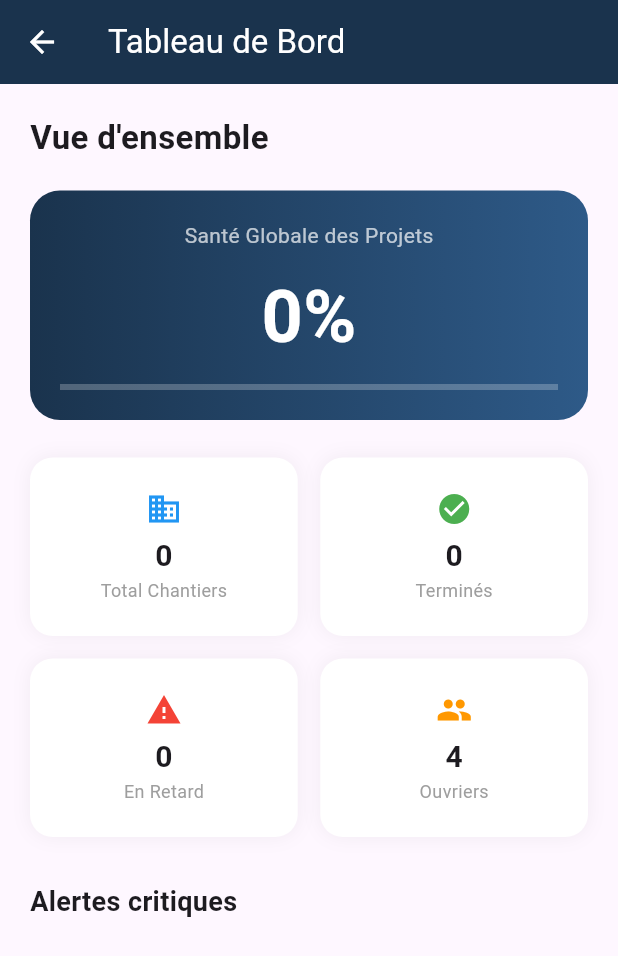
After one commit to Kevin-Razafison/ArkChantier, a Flutter app: the StatsScreen screen opened directly, on a phone screen of 412 x 824 dp. The commit adds this screen. Shown: the top 956 px of the screen. Run offline on Flutter 3.47's test engine with Material 3 defaults, Android fonts, the phone set to English and light mode, and no system bars; our stand-ins replace image_picker; network calls fail.

Commit message:
feat: ajout du tableau de bord avec statistiques en temps réel

```diff
--- a/lib/main.dart
+++ b/lib/main.dart
@@ -4,6 +4,7 @@ import 'widgets/sidebar_drawer.dart';
 import 'screens/dashboard_view.dart';
 import 'screens/chantiers_screen.dart';
 import 'screens/ouvriers_screen.dart';
+import 'screens/stats_screen.dart';
 
 void main() => runApp(const ChantierApp());
 
@@ -48,6 +49,7 @@ class _MainShellState extends State<MainShell> {
       DashboardView(user: currentUser),
       const ChantiersScreen(),
       const OuvriersScreen(),
+      const StatsScreen(),
       const Center(child: Text("Stocks Matériel")),
       const Center(child: Text("Paramètres")),
     ];
--- /dev/null
+++ b/lib/screens/stats_screen.dart
@@ -0,0 +1,117 @@
+import 'package:flutter/material.dart';
+import '../data/mock_data.dart';
+import '../models/chantier_model.dart';
+
+class StatsScreen extends StatelessWidget {
+  const StatsScreen({super.key});
+
+  @override
+  Widget build(BuildContext context) {
+    // CALCUL DES DONNÉES
+    int totalChantiers = chantiersInitiaux.length;
+    int chantiersTermines = chantiersInitiaux.where((c) => c.statut == StatutChantier.termine).length;
+    int chantiersEnRetard = chantiersInitiaux.where((c) => c.statut == StatutChantier.enRetard).length;
+
+    // Calcul de la progression moyenne
+    double moyenneProgression = chantiersInitiaux.isEmpty
+        ? 0
+        : chantiersInitiaux.map((c) => c.progression).reduce((a, b) => a + b) / totalChantiers;
+
+    return Scaffold(
+      appBar: AppBar(
+        title: const Text("Tableau de Bord"),
+        backgroundColor: const Color(0xFF1A334D),
+        foregroundColor: Colors.white,
+      ),
+      body: SingleChildScrollView(
+        padding: const EdgeInsets.all(20),
+        child: Column(
+          crossAxisAlignment: CrossAxisAlignment.start,
+          children: [
+            const Text("Vue d'ensemble", style: TextStyle(fontSize: 22, fontWeight: FontWeight.bold)),
+            const SizedBox(height: 20),
+
+            // --- GRANDE CARTE DE PROGRESSION ---
+            Container(
+              width: double.infinity,
+              padding: const EdgeInsets.all(20),
+              decoration: BoxDecoration(
+                gradient: const LinearGradient(colors: [Color(0xFF1A334D), Color(0xFF2E5A88)]),
+                borderRadius: BorderRadius.circular(20),
+              ),
+              child: Column(
+                children: [
+                  const Text("Santé Globale des Projets", style: TextStyle(color: Colors.white70)),
+                  const SizedBox(height: 10),
+                  Text("${(moyenneProgression * 100).toInt()}%",
+                       style: const TextStyle(color: Colors.white, fontSize: 48, fontWeight: FontWeight.bold)),
+                  const SizedBox(height: 10),
+                  LinearProgressIndicator(
+                    value: moyenneProgression,
+                    backgroundColor: Colors.white24,
+                    color: Colors.greenAccent,
+                  ),
+                ],
+              ),
+            ),
+
+            const SizedBox(height: 25),
+
+            // --- GRILLE DE PETITES CARTES ---
+            GridView.count(
+              shrinkWrap: true,
+              physics: const NeverScrollableScrollPhysics(),
+              crossAxisCount: 2,
+              crossAxisSpacing: 15,
+              mainAxisSpacing: 15,
+              childAspectRatio: 1.5,
+              children: [
+                _statCard("Total Chantiers", "$totalChantiers", Icons.business, Colors.blue),
+                _statCard("Terminés", "$chantiersTermines", Icons.check_circle, Colors.green),
+                _statCard("En Retard", "$chantiersEnRetard", Icons.warning, Colors.red),
+                _statCard("Ouvriers", "${globalOuvriers.length}", Icons.people, Colors.orange),
+              ],
+            ),
+
+            const SizedBox(height: 30),
+            const Text("Alertes critiques", style: TextStyle(fontSize: 18, fontWeight: FontWeight.bold)),
+            const SizedBox(height: 10),
+
+            // --- LISTE DES CHANTIERS EN RETARD ---
+            ...chantiersInitiaux.where((c) => c.statut == StatutChantier.enRetard).map((c) =>
+              Card(
+                color: Colors.red[50],
+                child: ListTile(
+                  leading: const Icon(Icons.error_outline, color: Colors.red),
+                  title: Text(c.nom, style: const TextStyle(fontWeight: FontWeight.bold)),
+                  subtitle: const Text("Action requise immédiatement"),
+                  trailing: const Icon(Icons.arrow_forward_ios, size: 14),
+                ),
+              )
+            ).toList(),
+          ],
+        ),
+      ),
+    );
+  }
+
+  Widget _statCard(String title, String value, IconData icon, Color color) {
+    return Container(
+      padding: const EdgeInsets.all(15),
+      decoration: BoxDecoration(
+        color: Colors.white,
+        borderRadius: BorderRadius.circular(15),
+        boxShadow: [BoxShadow(color: Colors.black.withOpacity(0.05), blurRadius: 10)],
+      ),
+      child: Column(
+        mainAxisAlignment: MainAxisAlignment.center,
+        children: [
+          Icon(icon, color: color, size: 24),
+          const SizedBox(height: 5),
+          Text(value, style: const TextStyle(fontSize: 20, fontWeight: FontWeight.bold)),
+          Text(title, style: const TextStyle(fontSize: 12, color: Colors.grey)),
+        ],
+      ),
+    );
+  }
+}
```
